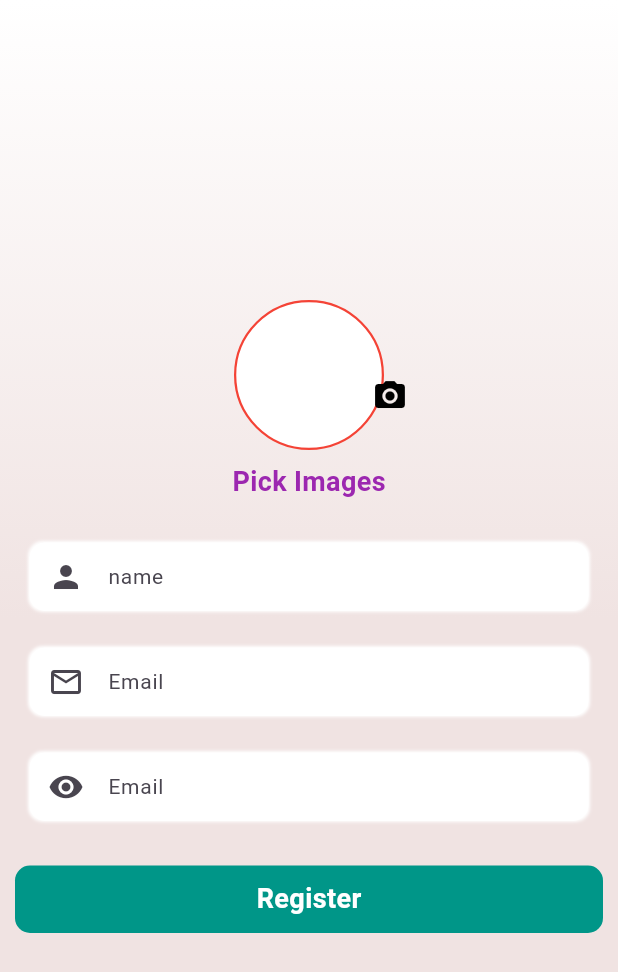
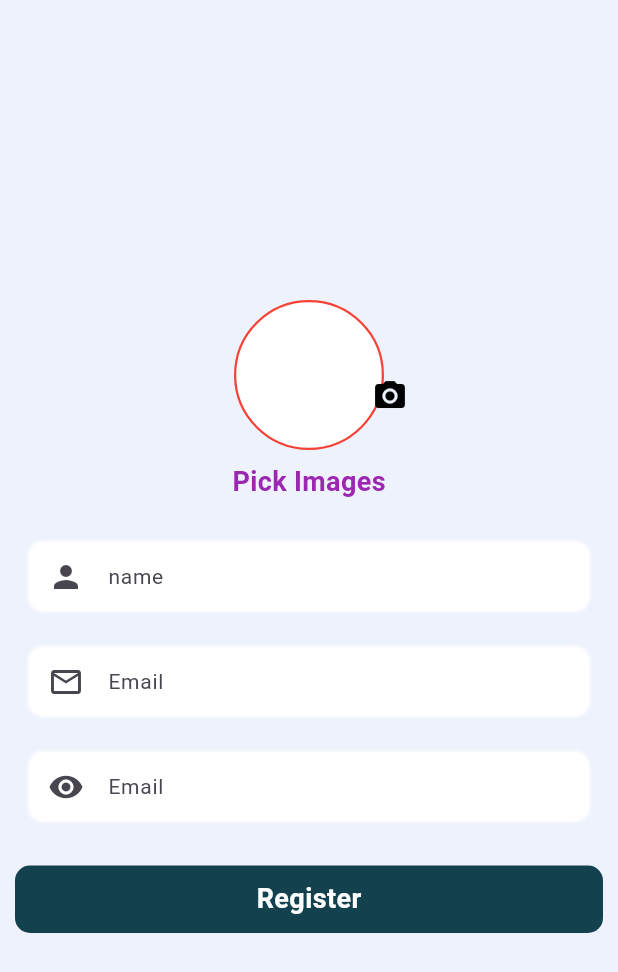
Before and after one commit to srmanry/newsapp, a Flutter app: the RegisterScreen screen opened directly, on a phone screen of 412 x 824 dp. Shown: the top 972 px of the screen. Run offline on Flutter 3.47's test engine with Material 2 defaults, Android fonts, the phone set to English and light mode, and no system bars; our stand-ins replace device_preview, get.

Commit message:
color change

```diff
--- a/lib/screens/view/login/register_screen.dart
+++ b/lib/screens/view/login/register_screen.dart
@@ -9,14 +9,8 @@ class RegisterScreen extends StatelessWidget {
   @override
   Widget build(BuildContext context) {
     return Scaffold(
-      body: Container(
-        width: double.maxFinite,
-        decoration: const BoxDecoration(
-            gradient: LinearGradient(colors: [
-          Color.fromARGB(255, 240, 227, 226),
-          Colors.white,
-        ], end: Alignment.topCenter, begin: Alignment.center)),
-        child: Padding(
+      backgroundColor: const Color(0xFFEEF2FD),
+      body: Padding(
         padding: const EdgeInsets.symmetric(horizontal: 10),
         child: Center(
           child: Form(
@@ -95,7 +89,7 @@ class RegisterScreen extends StatelessWidget {
                   // width: 200,
                   decoration: BoxDecoration(
                       borderRadius: BorderRadius.circular(10),
-                        color: Colors.teal),
+                      color: const Color(0xFF13414D)),
                   child: const Center(
                       child: Text(
                     "Register",
@@ -110,7 +104,6 @@ class RegisterScreen extends StatelessWidget {
           ),
         ),
       ),
-      ),
     );
   }
 }
```
Lines whose indentation alone changed are shown as unchanged.
